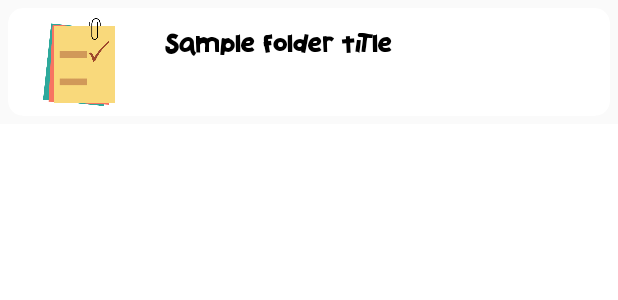
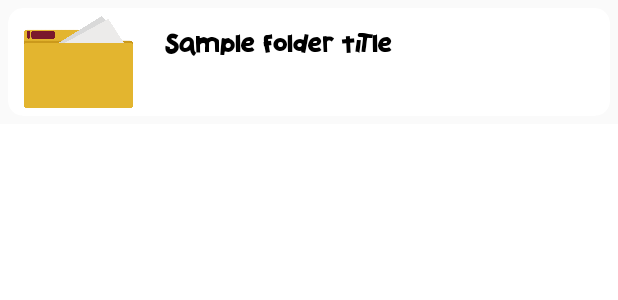
Before and after one commit to Mason0908/Note-App, an Android app: the layout folder_card.xml on its own in the app's theme, with its tools: preview values and no code run, on a phone screen of 412 x 824 dp. Shown: the top 300 px of the screen. Run offline under Robolectric (Android 15) with nearby library versions, the phone set to English and light mode, and no system bars.

Commit message:
added updated folder cartoon image

```diff
--- a/noteapp/app/src/main/res/layout/folder_card.xml
+++ b/noteapp/app/src/main/res/layout/folder_card.xml
@@ -40,7 +40,7 @@
                     app:layout_constraintEnd_toEndOf="parent"
                     app:layout_constraintStart_toStartOf="parent"
                     app:layout_constraintTop_toTopOf="parent"
-                    app:srcCompat="@drawable/notecartoon" />
+                    app:srcCompat="@drawable/foldercartoon" />
             </androidx.constraintlayout.widget.ConstraintLayout>
 
             <androidx.constraintlayout.widget.ConstraintLayout
```
Also changed, not shown: noteapp/app/src/main/java/com/example/noteapp/Folder.kt (+8 -0 lines), noteapp/app/src/main/res/drawable/foldercartoon.png (added).
